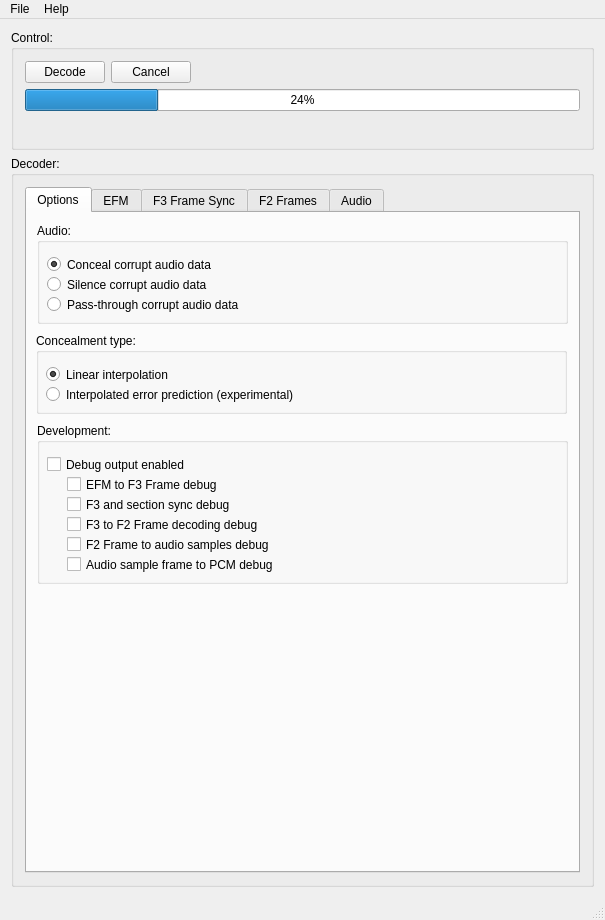
Old version of the form tools/ld-process-efm/mainwindow.ui in the repository happycube/ld-decode.
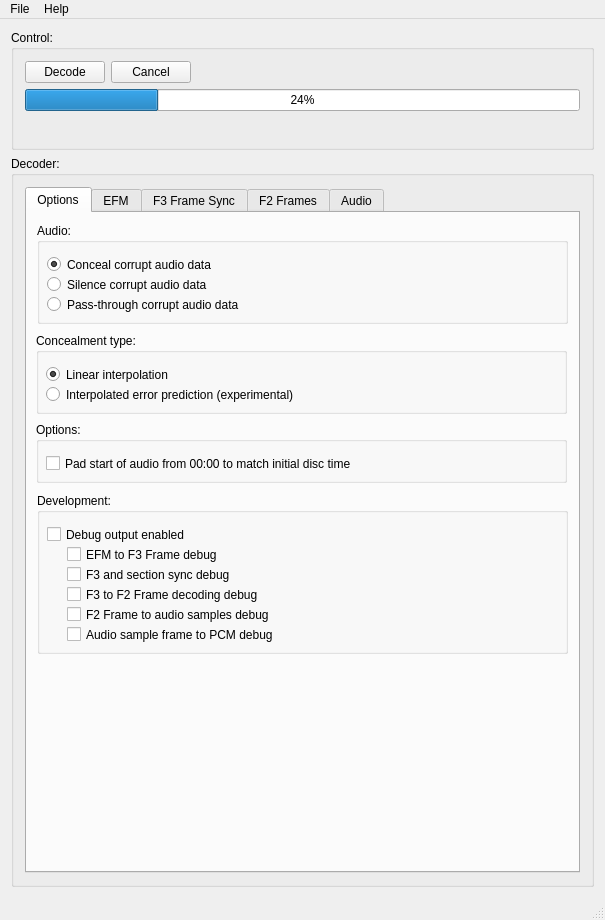
New version of the form. The open tabs and pages were chosen to show the change. Icons and pictures are not drawn.

Commit message: ld-process-efm - added option to pad sample from an initial disc time of 00:00.00

Patch:
```diff
--- a/tools/ld-process-efm/mainwindow.ui
+++ b/tools/ld-process-efm/mainwindow.ui
@@ -175,7 +175,7 @@
              <property name="geometry">
               <rect>
                <x>10</x>
-               <y>210</y>
+               <y>280</y>
                <width>531</width>
                <height>161</height>
               </rect>
@@ -304,6 +304,32 @@
               </property>
              </widget>
             </widget>
+            <widget class="QGroupBox" name="groupBox_14">
+             <property name="geometry">
+              <rect>
+               <x>9</x>
+               <y>209</y>
+               <width>531</width>
+               <height>61</height>
+              </rect>
+             </property>
+             <property name="title">
+              <string>Options:</string>
+             </property>
+             <widget class="QCheckBox" name="audio_padSampleStart_checkBox">
+              <property name="geometry">
+               <rect>
+                <x>10</x>
+                <y>30</y>
+                <width>511</width>
+                <height>23</height>
+               </rect>
+              </property>
+              <property name="text">
+               <string>Pad start of audio from 00:00 to match initial disc time</string>
+              </property>
+             </widget>
+            </widget>
            </widget>
            <widget class="QWidget" name="efmTab">
             <attribute name="title">
```
Left out of the diff: 4 changed lines with no effect on the pictures. The commit also changes 6 other files.
